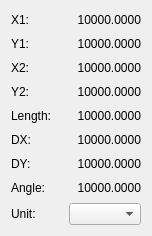
Old version of the form scribus/ui/measurementsbase.ui in the repository scribusproject/scribus.
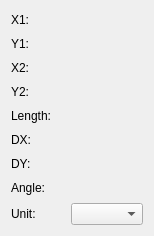
New version of the form.

Commit message: #14052: Remove unnecessary placeholder numbers

Patch:
```diff
--- a/scribus/ui/measurementsbase.ui
+++ b/scribus/ui/measurementsbase.ui
@@ -6,7 +6,7 @@
    <rect>
     <x>0</x>
     <y>0</y>
-    <width>152</width>
+    <width>154</width>
     <height>236</height>
    </rect>
   </property>
@@ -24,7 +24,7 @@
    <item row="0" column="1">
     <widget class="QLabel" name="x1Data">
      <property name="text">
-      <string>10000.0000</string>
+      <string/>
      </property>
      <property name="alignment">
       <set>Qt::AlignRight|Qt::AlignTrailing|Qt::AlignVCenter</set>
@@ -41,7 +41,7 @@
    <item row="1" column="1">
     <widget class="QLabel" name="y1Data">
      <property name="text">
-      <string>10000.0000</string>
+      <string/>
      </property>
      <property name="alignment">
       <set>Qt::AlignRight|Qt::AlignTrailing|Qt::AlignVCenter</set>
@@ -58,7 +58,7 @@
    <item row="2" column="1">
     <widget class="QLabel" name="x2Data">
      <property name="text">
-      <string>10000.0000</string>
+      <string/>
      </property>
      <property name="alignment">
       <set>Qt::AlignRight|Qt::AlignTrailing|Qt::AlignVCenter</set>
@@ -75,7 +75,7 @@
    <item row="3" column="1">
     <widget class="QLabel" name="y2Data">
      <property name="text">
-      <string>10000.0000</string>
+      <string/>
      </property>
      <property name="alignment">
       <set>Qt::AlignRight|Qt::AlignTrailing|Qt::AlignVCenter</set>
@@ -92,7 +92,7 @@
    <item row="4" column="1">
     <widget class="QLabel" name="lengthData">
      <property name="text">
-      <string>10000.0000</string>
+      <string/>
      </property>
      <property name="alignment">
       <set>Qt::AlignRight|Qt::AlignTrailing|Qt::AlignVCenter</set>
@@ -109,7 +109,7 @@
    <item row="5" column="1">
     <widget class="QLabel" name="dXData">
      <property name="text">
-      <string>10000.0000</string>
+      <string/>
      </property>
      <property name="alignment">
       <set>Qt::AlignRight|Qt::AlignTrailing|Qt::AlignVCenter</set>
@@ -126,7 +126,7 @@
    <item row="6" column="1">
     <widget class="QLabel" name="dYData">
      <property name="text">
-      <string>10000.0000</string>
+      <string/>
      </property>
      <property name="alignment">
       <set>Qt::AlignRight|Qt::AlignTrailing|Qt::AlignVCenter</set>
@@ -143,7 +143,7 @@
    <item row="7" column="1">
     <widget class="QLabel" name="angleData">
      <property name="text">
-      <string>10000.0000</string>
+      <string/>
      </property>
      <property name="alignment">
       <set>Qt::AlignRight|Qt::AlignTrailing|Qt::AlignVCenter</set>
```
